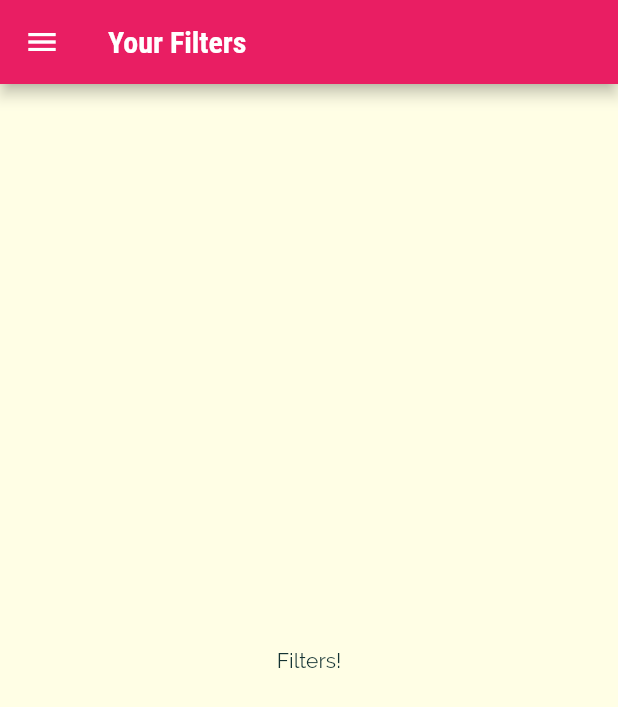
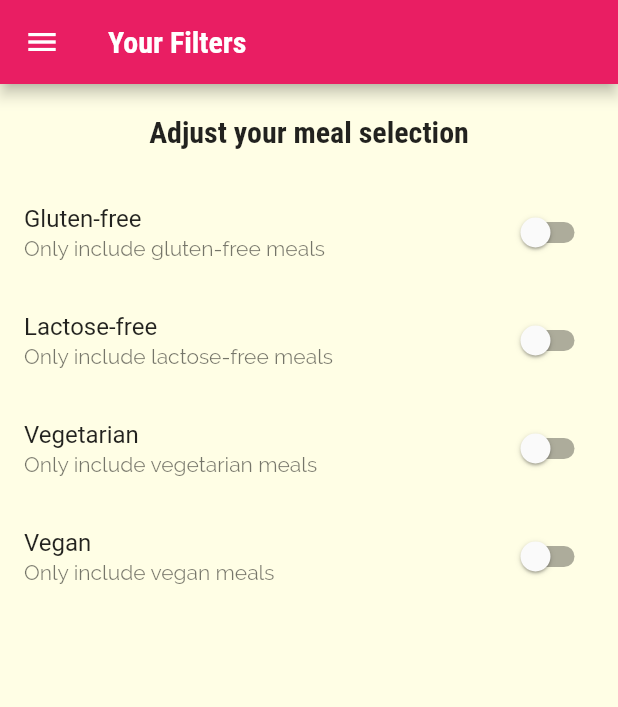
Before and after one commit to steadysamwise4/recipe_viewer, a Flutter app: the FiltersScreen screen opened by its route, on a phone screen of 412 x 824 dp. Shown: the top 707 px of the screen. Run offline on Flutter 3.47's test engine with Material 2 defaults, Android fonts, the phone set to English and light mode, and no system bars.

Commit message:
added filter switches to filters screen

```diff
--- a/lib/screens/filters_screen.dart
+++ b/lib/screens/filters_screen.dart
@@ -1,10 +1,34 @@
 import 'package:flutter/material.dart';
 import '../widgets/main_drawer.dart';
 
-class FiltersScreen extends StatelessWidget {
+class FiltersScreen extends StatefulWidget {
   const FiltersScreen({super.key});
 
   static const routeName = '/filters';
+
+  @override
+  State<FiltersScreen> createState() => _FiltersScreenState();
+}
+
+class _FiltersScreenState extends State<FiltersScreen> {
+  bool _glutenFree = false;
+  bool _vegetarian = false;
+  bool _vegan = false;
+  bool _lactoseFree = false;
+
+  Widget _buildSwitchListTile(
+    String title,
+    String description,
+    bool currentValue,
+    void Function(bool) updateValue,
+  ) {
+    return SwitchListTile(
+      title: Text(title),
+      value: currentValue,
+      subtitle: Text(description),
+      onChanged: updateValue,
+    );
+  }
 
   @override
   Widget build(BuildContext context) {
@@ -13,8 +37,61 @@ class FiltersScreen extends StatelessWidget {
           title: const Text('Your Filters'),
         ),
         drawer: const MainDrawer(),
-        body: const Center(
-          child: Text('Filters!'),
+        body: Column(
+          children: <Widget>[
+            Container(
+              padding: const EdgeInsets.all(20),
+              child: Text(
+                'Adjust your meal selection',
+                style: Theme.of(context).textTheme.headline6,
+              ),
+            ),
+            Expanded(
+                child: ListView(
+              children: <Widget>[
+                _buildSwitchListTile(
+                  'Gluten-free',
+                  'Only include gluten-free meals',
+                  _glutenFree,
+                  (newValue) {
+                    setState(() {
+                      _glutenFree = newValue;
+                    });
+                  },
+                ),
+                _buildSwitchListTile(
+                  'Lactose-free',
+                  'Only include lactose-free meals',
+                  _lactoseFree,
+                  (newValue) {
+                    setState(() {
+                      _lactoseFree = newValue;
+                    });
+                  },
+                ),
+                _buildSwitchListTile(
+                  'Vegetarian',
+                  'Only include vegetarian meals',
+                  _vegetarian,
+                  (newValue) {
+                    setState(() {
+                      _vegetarian = newValue;
+                    });
+                  },
+                ),
+                _buildSwitchListTile(
+                  'Vegan',
+                  'Only include vegan meals',
+                  _vegan,
+                  (newValue) {
+                    setState(() {
+                      _vegan = newValue;
+                    });
+                  },
+                ),
+              ],
+            ))
+          ],
         ));
   }
 }
```
